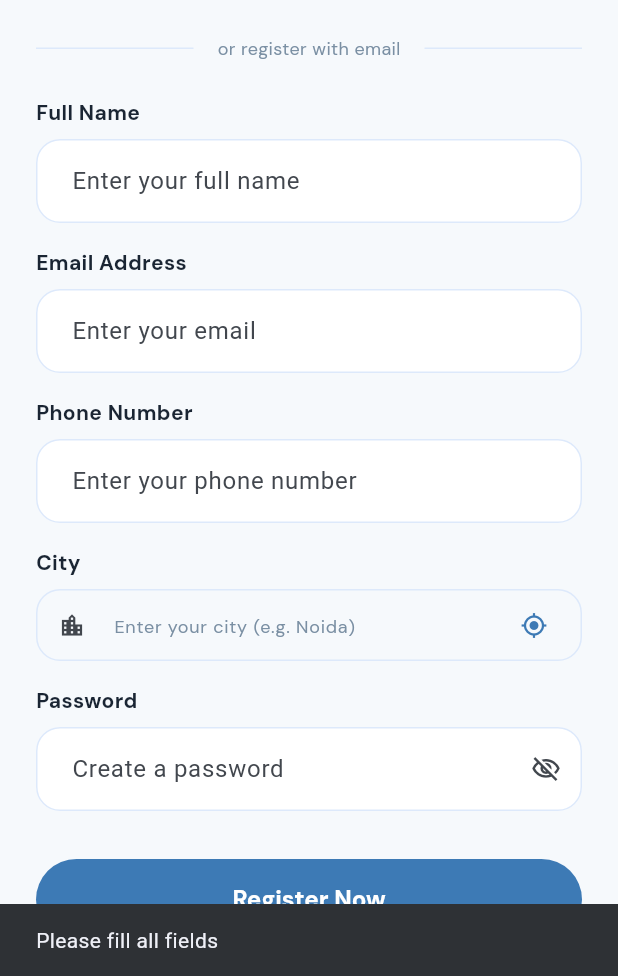
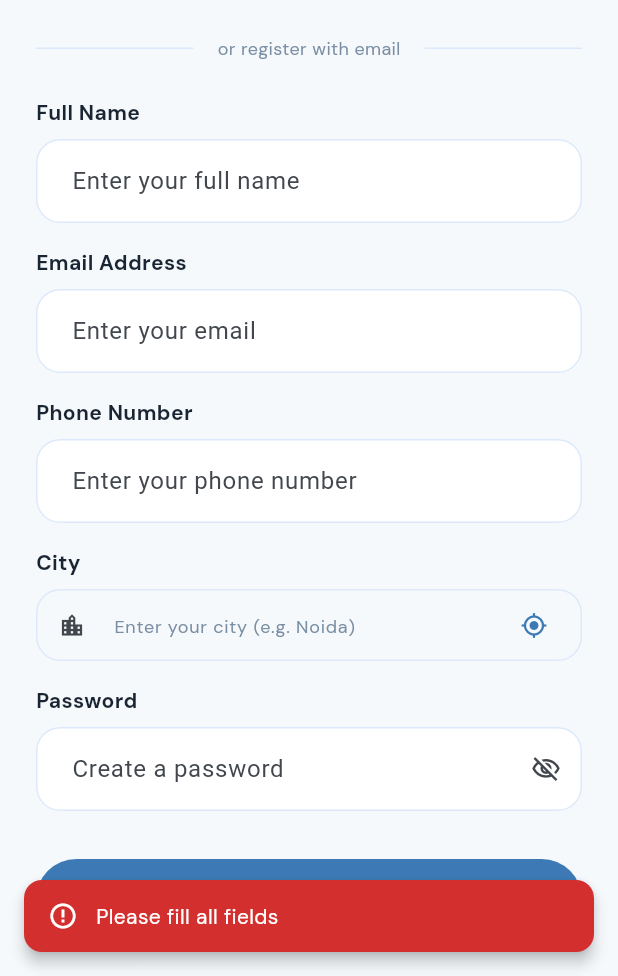
Before and after one commit to iMaginarParas/laborapp, a Flutter app: the RegisterScreen screen opened directly, scrolled down 121 dp, after a tap on "Register Now", on a phone screen of 412 x 824 dp, the part 260-1236 px from its top. Run offline on Flutter 3.47's test engine with Material 3 defaults, Android fonts, the phone set to English and light mode, and no system bars; our stand-ins replace dio, flutter_dotenv, flutter_riverpod, geocoding, geolocator, google_fonts and 5 more; accounts and stored records are empty.

Commit message:
Standardize error handling with ApiErrorHandler and SnackBarUtils

```diff
--- a/lib/core/theme/app_colors.dart
+++ b/lib/core/theme/app_colors.dart
@@ -22,6 +22,11 @@ class AppColors {
   static const Color background = Color(0xFFF6F9FC);
   static const Color white = Color(0xFFFFFFFF);
 
+  // Semantic Colors
+  static const Color error = Color(0xFFD32F2F);
+  static const Color success = successGreen;
+  static const Color warning = orangeWarning;
+
   static LinearGradient get primaryGradient => LinearGradient(
     begin: Alignment.topLeft,
     end: Alignment.bottomRight,
--- /dev/null
+++ b/lib/core/utils/snackbar_utils.dart
@@ -0,0 +1,46 @@
+import 'package:flutter/material.dart';
+import '../theme/app_colors.dart';
+import '../theme/app_layout.dart';
+import '../theme/app_text_styles.dart';
+
+class SnackBarUtils {
+  static void showError(BuildContext context, String message) {
+    _show(context, message, isError: true);
+  }
+
+  static void showSuccess(BuildContext context, String message) {
+    _show(context, message, isError: false);
+  }
+
+  static void _show(BuildContext context, String message, {bool isError = false}) {
+    ScaffoldMessenger.of(context).hideCurrentSnackBar();
+    ScaffoldMessenger.of(context).showSnackBar(
+      SnackBar(
+        content: Row(
+          children: [
+            Icon(
+              isError ? Icons.error_outline : Icons.check_circle_outline,
+              color: AppColors.white,
+              size: 20,
+            ),
+            AppLayout.width12,
+            Expanded(
+              child: Text(
+                message,
+                style: AppTextStyles.bodyMedium.copyWith(color: AppColors.white),
+              ),
+            ),
+          ],
+        ),
+        backgroundColor: isError ? AppColors.error : AppColors.success,
+        behavior: SnackBarBehavior.floating,
+        shape: RoundedRectangleBorder(
+          borderRadius: BorderRadius.circular(AppLayout.radius12),
+        ),
+        margin: const EdgeInsets.all(AppLayout.space16),
+        elevation: 4,
+        duration: const Duration(seconds: 4),
+      ),
+    );
+  }
+}
--- a/lib/features/auth/presentation/register_screen.dart
+++ b/lib/features/auth/presentation/register_screen.dart
@@ -7,6 +7,7 @@ import '../../../core/theme/app_text_styles.dart';
 import '../../../shared/widgets/primary_button.dart';
 import '../providers/auth_providers.dart';
 import '../../../core/utils/api_error_handler.dart';
+import '../../../core/utils/snackbar_utils.dart';
 import '../../../shared/widgets/city_autocomplete_field.dart';
 
 class RegisterScreen extends ConsumerStatefulWidget {
@@ -31,9 +32,7 @@ class _RegisterScreenState extends ConsumerState<RegisterScreen> {
     if (_nameController.text.isEmpty || _emailController.text.isEmpty ||
         _phoneController.text.isEmpty || _passwordController.text.isEmpty ||
         _cityController.text.isEmpty) {
-      ScaffoldMessenger.of(context).showSnackBar(
-        const SnackBar(content: Text("Please fill all fields")),
-      );
+      SnackBarUtils.showError(context, "Please fill all fields");
       return;
     }
 
@@ -49,16 +48,12 @@ class _RegisterScreenState extends ConsumerState<RegisterScreen> {
       );
 
       if (mounted) {
-        ScaffoldMessenger.of(context).showSnackBar(
-          const SnackBar(content: Text("Registration successful! Please login.")),
-        );
+        SnackBarUtils.showSuccess(context, "Registration successful! Please login.");
         Navigator.pop(context);
       }
     } catch (e) {
       if (mounted) {
-        ScaffoldMessenger.of(context).showSnackBar(
-          SnackBar(content: Text(ApiErrorHandler.getErrorMessage(e))),
-        );
+        SnackBarUtils.showError(context, ApiErrorHandler.getErrorMessage(e));
       }
     } finally {
       if (mounted) setState(() => _isLoading = false);
@@ -85,9 +80,7 @@ class _RegisterScreenState extends ConsumerState<RegisterScreen> {
 
       if (idToken == null) {
         if (mounted) {
-          ScaffoldMessenger.of(context).showSnackBar(
-            const SnackBar(content: Text("Failed to get Google credentials. Please try again.")),
-          );
+          SnackBarUtils.showError(context, "Failed to get Google credentials. Please try again.");
         }
         return;
       }
@@ -105,9 +98,7 @@ class _RegisterScreenState extends ConsumerState<RegisterScreen> {
       }
     } catch (e) {
       if (mounted) {
-        ScaffoldMessenger.of(context).showSnackBar(
-          SnackBar(content: Text(ApiErrorHandler.getErrorMessage(e))),
-        );
+        SnackBarUtils.showError(context, ApiErrorHandler.getErrorMessage(e));
       }
     } finally {
       if (mounted) setState(() => _isGoogleLoading = false);
```
Also changed, not shown: lib/core/utils/api_error_handler.dart (+37 -2 lines), lib/features/auth/presentation/login_screen.dart (+5 -12 lines).
